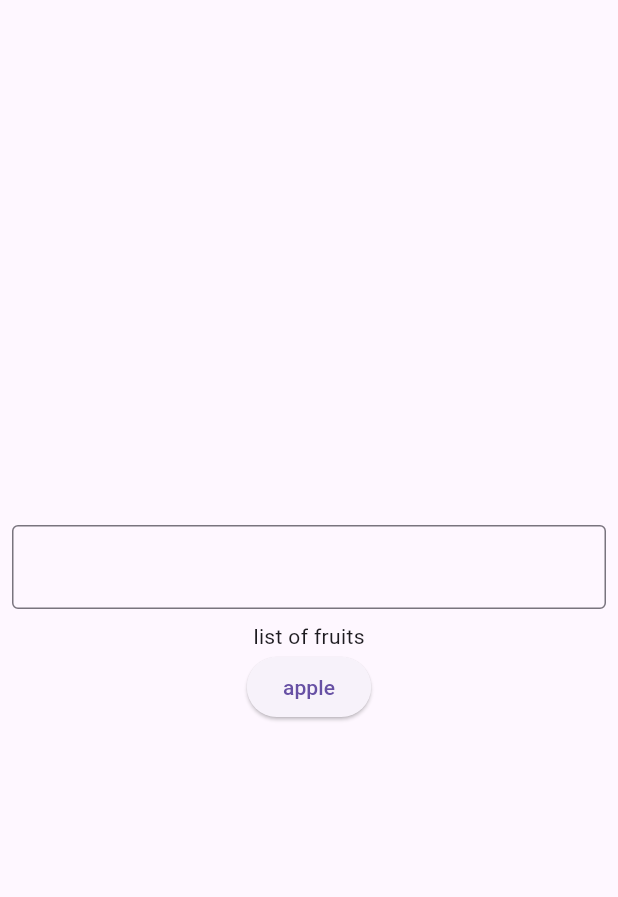
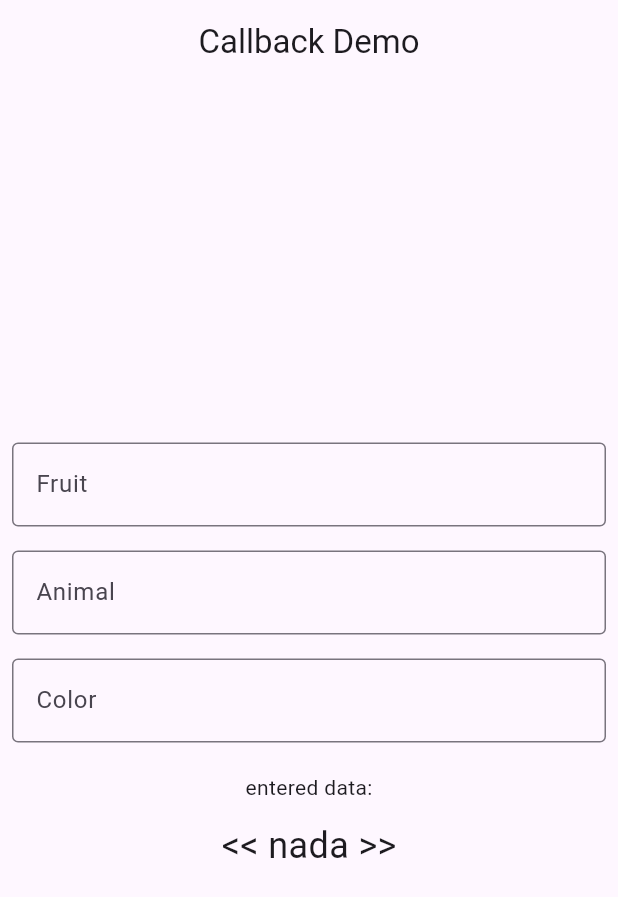
Before and after one commit to mattgwriter7/flutt_callback, a Flutter app: the screen it shows after launch, on a phone screen of 412 x 824 dp. Shown: the top 897 px of the screen. Run offline on Flutter 3.47's test engine with Material 3 defaults, Android fonts, the phone set to English and light mode, and no system bars.

Commit message:
demo completed

```diff
--- /dev/null
+++ b/lib/InputBox.dart
@@ -0,0 +1,50 @@
+// ignore_for_file: must_be_immutable
+
+import 'package:flutter/material.dart';
+
+//  this is a re-usable TextField that:
+//    1.  allows a custom label
+//    2.  passes back the string value it receives to the parent
+//        (as a call back funciton with the value, as it changes )
+
+class InputBox extends StatefulWidget {
+
+  InputBox( String this.lbl, this.changedValue );
+  String lbl;                                     //  the textfield label
+  Function(String value) changedValue;            //  the callback function
+
+  @override
+  State<InputBox> createState() => _InputBoxState();
+}
+
+class _InputBoxState extends State<InputBox> {
+
+  final controller_1 = TextEditingController();
+  String new_val = '';
+
+  @override
+  void dispose() {
+    controller_1.dispose();
+    super.dispose();
+  }
+
+  @override
+  Widget build(BuildContext context) {
+    return Padding(
+      padding: const EdgeInsets.all(8.0),
+      child: TextField(
+        controller: controller_1,
+        onChanged: (text) {
+          new_val = controller_1.text;
+          widget.changedValue( new_val );
+          print('>>> ${ controller_1.text.toString() }');
+        },
+        decoration: InputDecoration(
+          border: OutlineInputBorder(),
+          labelText: widget.lbl,
+            //  hintText: widget.lbl,
+        ),
+      ),
+    );
+  }
+}
--- a/lib/main.dart
+++ b/lib/main.dart
@@ -1,4 +1,7 @@
+// ignore_for_file: must_be_immutable
+
 import 'package:flutter/material.dart';
+import 'InputBox.dart';                     //  the separate, re-usable widget
 
 //  This code is literally from the "flutter create" boilerplate,
 //  but I removed the counter app (and kept the underlying structure).
@@ -14,14 +17,13 @@ class MyApp extends StatelessWidget {
   @override
   Widget build(BuildContext context) {
     return MaterialApp(
-      title: 'Flutter Demo',
-      home: const MyHomePage(title: 'Flutter Logo Demo'),
+      home: MyHomePage(title: 'Callback Demo'),
     );
   }
 }
 
 class MyHomePage extends StatefulWidget {
-  const MyHomePage({super.key, required this.title});
+  MyHomePage({super.key, required this.title});
 
   final String title;
 
@@ -31,32 +33,71 @@ class MyHomePage extends StatefulWidget {
 
 class _MyHomePageState extends State<MyHomePage> {
 
-  // final inputBox = GlobalKey<_InputBoxState>();
-  String label = 'apple';
+  //  This is where the magic happens...
+  //  This parent widget has 3 children, each one
+  //  is an InputBox widget.
+
+  //  It takes the value entered into each, and updates the UI
+  //  in real time to reveal the data as entered...
+
+  List<String> vals = ['','',''];         //  an array of the stuff entered in the text fields
+  final String nada = '<< nada >>';       //  display this when vals is empty
+  String all_vals = '';                   //  display this in the UI (it is all entered stuff, comma separated)
+
+  void generateUI( BuildContext context ) {
+    //  show all of the stuff entered as a combined string
+    String str = vals[0] + ', ' + vals[1] + ', ' + vals[2];
+    //  if nothing entered, show "nada"
+    if( str == ', , ') str = nada;
+    setState(() {
+      all_vals = str;
+    });
+  }
+
+  @override
+  void initState() {
+    all_vals = nada;
+    super.initState();
+  }
+
   @override
   Widget build(BuildContext context) {
     return SafeArea(
       child: Scaffold(
+        resizeToAvoidBottomInset: true,
+        appBar: AppBar(
+          title: Text( widget.title ),
+          centerTitle: true,
+        ),
         body: Container(
           width: double.infinity,
           child: Column(
             mainAxisAlignment: MainAxisAlignment.center,
             crossAxisAlignment: CrossAxisAlignment.center,
             children: [
-              InputBox( label, ( value ) {
-                  label = value;
-                  setState(() {
-
-                  });
+              InputBox( 'Fruit', ( value ) {
+                  vals[0] = value;
+                  generateUI( context);
                 }
               ),
-              Text('list of fruits'),
-              ElevatedButton(
-                onPressed: () {
-                  //InputBox.kkey[1]
-
-                },
-                child: Text( label ),
+              InputBox( 'Animal', ( value ) {
+                  vals[1] = value;
+                  generateUI( context);
+                }
+              ),
+              InputBox( 'Color', ( value ) {
+                  vals[2] = value;
+                  generateUI( context);
+                }
+              ),
+              Padding(
+                padding: const EdgeInsets.fromLTRB(0,12,0,0),
+                child: Text('entered data:'),
+              ),
+              Padding(
+                padding: const EdgeInsets.all(12.0),
+                child: Text( all_vals,
+                  style: TextStyle( fontSize: 24) ),
               ),
             ]
           ),
@@ -65,44 +106,3 @@ class _MyHomePageState extends State<MyHomePage> {
     );
   }
 }
-
-class InputBox extends StatefulWidget {
-
-  InputBox( String this.lbl, this.changedValue );
-  String lbl;
-  Function(String value) changedValue;
-
-  @override
-  State<InputBox> createState() => _InputBoxState();
-}
-
-class _InputBoxState extends State<InputBox> {
-
-  final controller1 = TextEditingController();
-  String new_val = '';
-
-  @override
-  void dispose() {
-    controller1.dispose();
-    super.dispose();
-  }
-
-  @override
-  Widget build(BuildContext context) {
-    return Padding(
-      padding: const EdgeInsets.all(8.0),
-      child: TextField(
-        controller: controller1,
-        onChanged: (text) {
-          new_val = controller1.text;
-          widget.changedValue( new_val );
-          print('>>> ${ controller1.text.toString() }');
-        },
-        decoration: InputDecoration(
-          border: OutlineInputBorder(),
-          //labelText: 'Password',
-        ),
-      ),
-    );
-  }
-}
```
